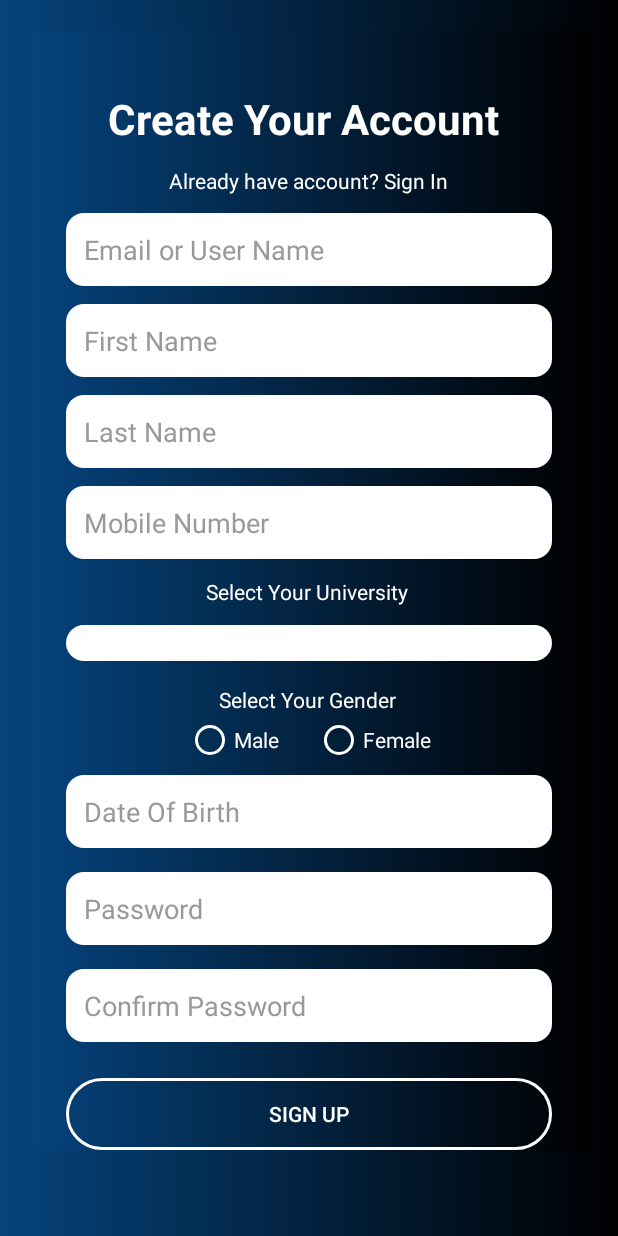
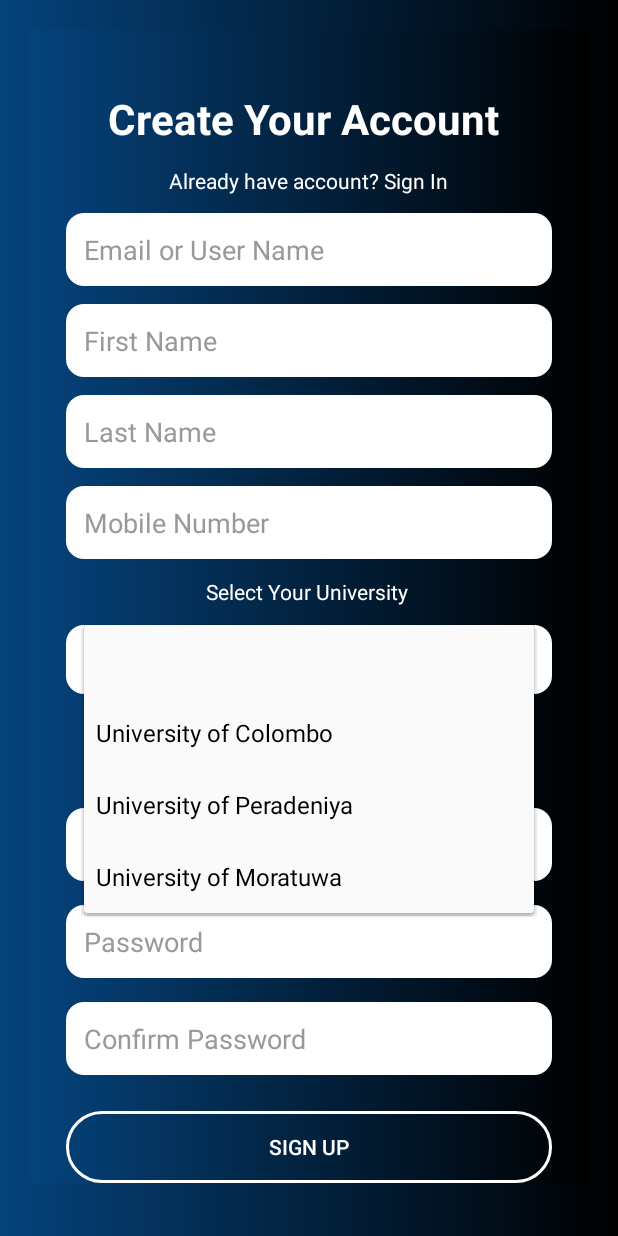
Before and after one commit to Dushan-456/UniMate-MobileApp, an Android app: the RegisterActivity screen opened directly, with no data from a screen before it, after a tap on an icon or button, on a phone screen of 412 x 824 dp. Run offline under Robolectric (Android 15) with nearby library versions, the phone set to English and light mode, and no system bars.

Commit message:
Update RegisterActivity.java

```diff
--- a/app/src/main/java/com/s23010664/unimate/RegisterActivity.java
+++ b/app/src/main/java/com/s23010664/unimate/RegisterActivity.java
@@ -5,7 +5,9 @@
 import android.content.Intent;
 import android.os.Bundle;
 import android.view.View;
+import android.widget.ArrayAdapter;
 import android.widget.Button;
+import android.widget.Spinner;
 import android.widget.TextView;
 
 public class RegisterActivity extends AppCompatActivity {
@@ -24,5 +26,13 @@
 
             }
         });
+
+        // Drop down List
+        Spinner spinner = findViewById(R.id.spinnerUniversity);
+        ArrayAdapter<String> adapter = new ArrayAdapter<>(this,
+                android.R.layout.simple_spinner_item,
+                new String[]{"","University of Colombo", "University of Peradeniya", "University of Moratuwa"});
+        adapter.setDropDownViewResource(android.R.layout.simple_spinner_dropdown_item);
+        spinner.setAdapter(adapter);
     }
 }
```
